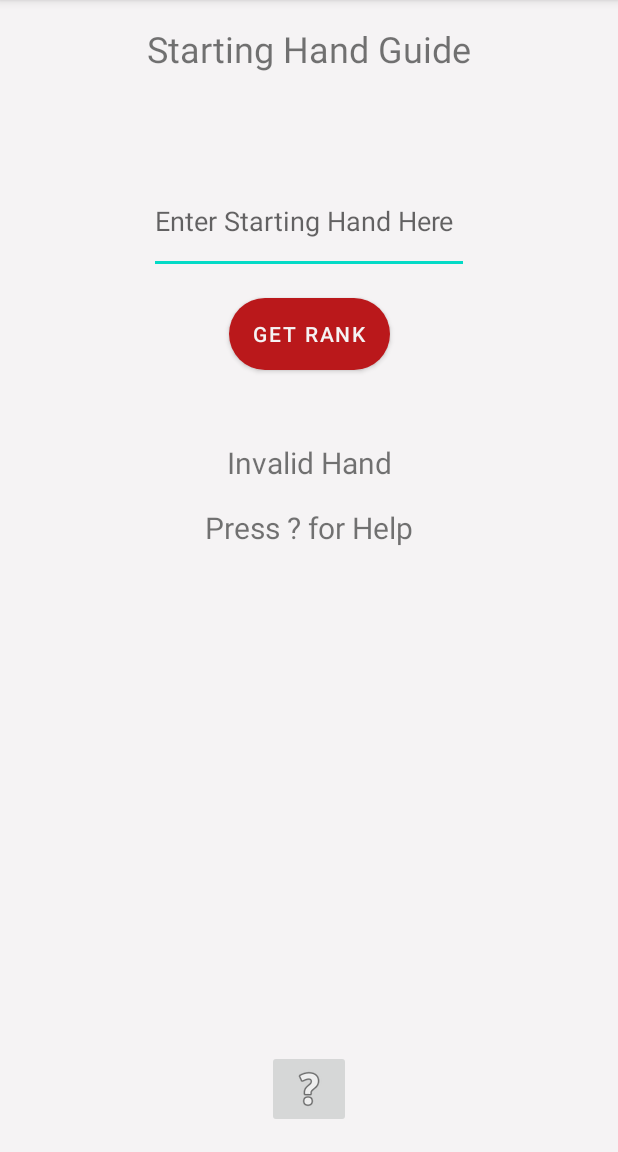
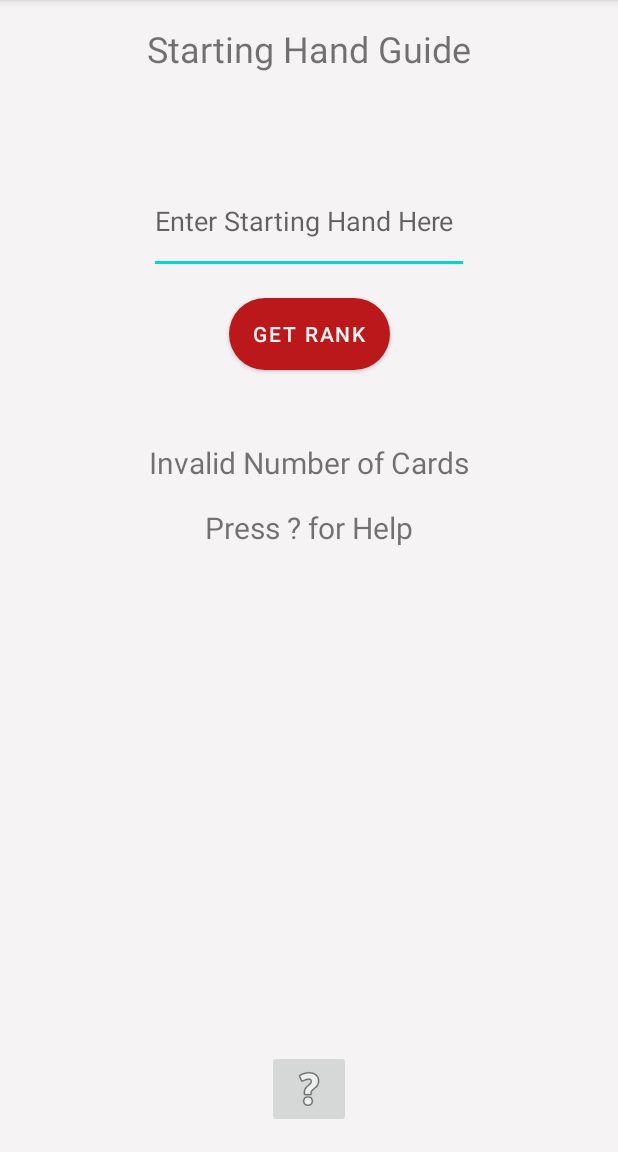
Before and after one commit to FrickTob/Hold-Em-Helper-Android-App, an Android app: the StartingHandGuideActivity screen opened directly, with no data from a screen before it, after a tap on "GET RANK", on a phone screen of 412 x 824 dp, the part 84-1236 px from its top. Run offline under Robolectric (Android 15) with nearby library versions, the phone set to English and light mode, and no system bars.

Commit message:
- More input formatting checks on HandGuideActivity

```diff
--- a/app/src/main/res/values/strings.xml
+++ b/app/src/main/res/values/strings.xml
@@ -79,6 +79,9 @@
     <string name="rankingButtonText">Get Rank</string>
     <string name="rankingInvalidInput">Invalid Hand\nPress ? for Help.</string>
     <string name="rankingInvalidHand">Invalid Hand</string>
+    <string name="rankingInvalidHandNumCards">Invalid Number of Cards</string>
+    <string name="rankingInvalidHandInvalidChar">Invalid Character Detected</string>
+    <string name="rankingInvalidHandDuplicateCard">Duplicate Cards Detected</string>
     <string name="rankingPressForHelp">Press ? for Help</string>
     <string name="rankingRankText">Rank:</string>
     <string name="rankingWinPCTText">Win Percent:</string>
```
Also changed, not shown: app/src/main/java/com/example/mypokerassistant/MyPokerAssistantActivities/StartingHandGuideActivity.java (+27 -4 lines).
